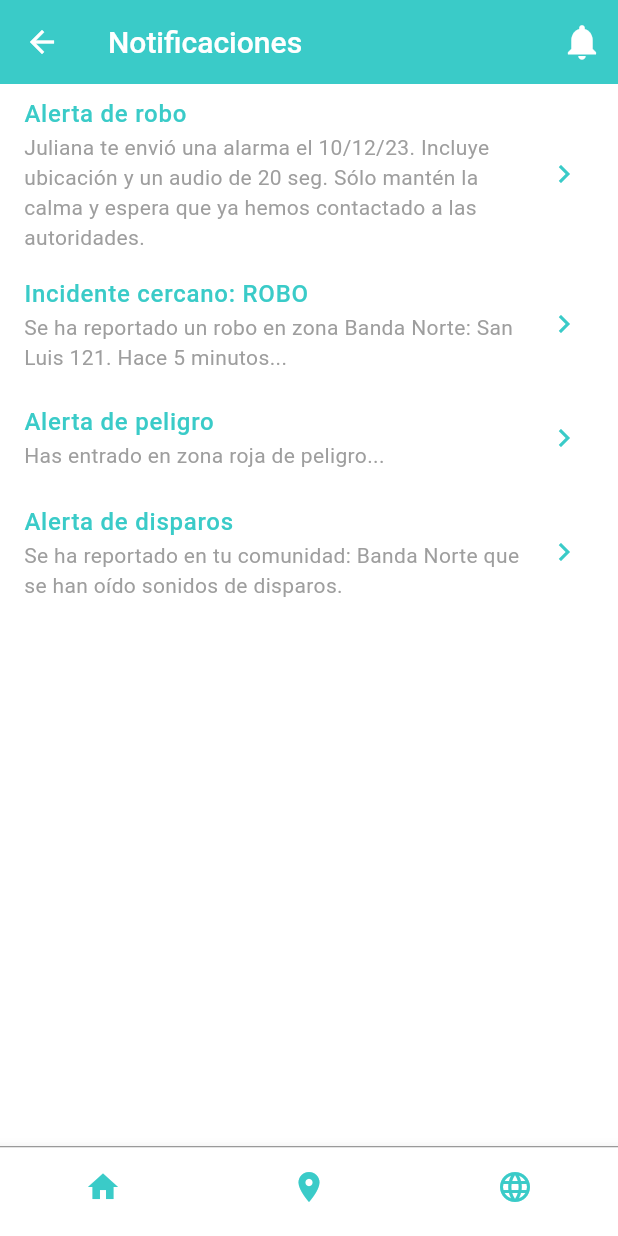
After one commit to tomyrodeghiero/seguridad_vecinal, a Flutter app: the NotificationsScreen screen opened by its route, on a phone screen of 412 x 824 dp. The commit adds this screen. Run offline on Flutter 3.47's test engine with Material 3 defaults, Android fonts, the phone set to English and light mode, and no system bars.

Commit message:
Add Notification Screens

```diff
--- a/lib/main.dart
+++ b/lib/main.dart
@@ -1,6 +1,7 @@
 import 'package:flutter/material.dart';
 import 'package:seguridad_vecinal/screens/home_screen.dart';
 import 'package:seguridad_vecinal/screens/login_screen.dart';
+import 'package:seguridad_vecinal/screens/notifications_screen.dart';
 import 'package:seguridad_vecinal/screens/onboarding_screen.dart';
 import 'package:seguridad_vecinal/screens/personal_info_screen.dart';
 import 'package:seguridad_vecinal/screens/profile_screen.dart';
@@ -24,6 +25,7 @@ class MyApp extends StatelessWidget {
         '/onboarding': (context) => OnboardingScreen(),
         '/profile': (context) => ProfileScreen(),
         '/home': (context) => HomeScreen(),
+        '/notifications': (context) => NotificationsScreen(),
       },
     );
   }
--- /dev/null
+++ b/lib/models/notification_model.dart
@@ -0,0 +1,57 @@
+class NotificationModel {
+  final String? id;
+  final String? title;
+  final String? subtitle;
+  final String? date;
+  final String? detailImageUrl;
+  final String? audioUrl;
+
+  NotificationModel({
+    this.id,
+    this.title,
+    this.subtitle,
+    this.date,
+    this.detailImageUrl,
+    this.audioUrl,
+  });
+
+  Map<String, dynamic> toJson() {
+    return {
+      'id': id,
+      'title': title,
+      'subtitle': subtitle,
+      'date': date,
+      'detailImageUrl': detailImageUrl,
+      'audioUrl': audioUrl,
+    };
+  }
+
+  factory NotificationModel.fromJson(Map<String, dynamic> json) {
+    return NotificationModel(
+      id: json['id'],
+      title: json['title'],
+      subtitle: json['subtitle'],
+      date: json['date'],
+      detailImageUrl: json['detailImageUrl'] ?? '',
+      audioUrl: json['audioUrl'] ?? '',
+    );
+  }
+
+  NotificationModel copyWith({
+    String? id,
+    String? title,
+    String? subtitle,
+    String? date,
+    String? detailImageUrl,
+    String? audioUrl,
+  }) {
+    return NotificationModel(
+      id: id ?? this.id,
+      title: title ?? this.title,
+      subtitle: subtitle ?? this.subtitle,
+      date: date ?? this.date,
+      detailImageUrl: detailImageUrl ?? this.detailImageUrl,
+      audioUrl: audioUrl ?? this.audioUrl,
+    );
+  }
+}
--- /dev/null
+++ b/lib/screens/notifications_screen.dart
@@ -0,0 +1,131 @@
+import 'package:flutter/material.dart';
+import 'package:seguridad_vecinal/colors.dart';
+import 'package:seguridad_vecinal/models/notification_model.dart';
+import 'package:seguridad_vecinal/screens/notification_detail_screen.dart';
+
+class NotificationsScreen extends StatelessWidget {
+  final List<NotificationModel> notifications = [
+    NotificationModel(
+      id: '1',
+      title: 'Alerta de robo',
+      subtitle:
+          'Juliana te envió una alarma el 10/12/23. Incluye ubicación y un audio de 20 seg. Sólo mantén la calma y espera que ya hemos contactado a las autoridades.',
+      date: '10/12/23',
+    ),
+    NotificationModel(
+      id: '2',
+      title: 'Incidente cercano: ROBO',
+      subtitle:
+          'Se ha reportado un robo en zona Banda Norte: San Luis 121. Hace 5 minutos...',
+      date: '13/12/23',
+    ),
+    NotificationModel(
+      id: '2',
+      title: 'Alerta de peligro',
+      subtitle: 'Has entrado en zona roja de peligro...',
+      date: '12/12/23',
+    ),
+    NotificationModel(
+      id: '2',
+      title: 'Alerta de disparos',
+      subtitle:
+          'Se ha reportado en tu comunidad: Banda Norte que se han oído sonidos de disparos.',
+      date: '11/12/23',
+    ),
+  ];
+
+  @override
+  Widget build(BuildContext context) {
+    return Scaffold(
+      appBar: AppBar(
+        backgroundColor: AppColors.waterGreen400,
+        title: Row(
+          mainAxisAlignment: MainAxisAlignment.start,
+          children: [
+            Text('Notificaciones',
+                style: TextStyle(
+                    fontSize: 20.0,
+                    color: Colors.white,
+                    fontWeight: FontWeight.w500)),
+          ],
+        ),
+        centerTitle: false,
+        leading: IconButton(
+          icon: Icon(Icons.arrow_back, color: Colors.white),
+          onPressed: () => Navigator.of(context).pop(),
+        ),
+        actions: <Widget>[
+          IconButton(
+            icon: Icon(Icons.notifications, color: Colors.white, size: 28.0),
+            onPressed: () {},
+          ),
+        ],
+      ),
+      backgroundColor: Colors.white,
+      body: ListView.builder(
+        itemCount: notifications.length,
+        itemBuilder: (context, index) {
+          return _buildNotificationItem(
+            notification: notifications[index],
+            context: context,
+          );
+        },
+      ),
+      bottomNavigationBar: Container(
+        decoration: BoxDecoration(
+          border: Border(
+            top: BorderSide(color: Colors.grey, width: 1.0),
+          ),
+        ),
+        child: BottomNavigationBar(
+          backgroundColor: Colors.white,
+          items: const <BottomNavigationBarItem>[
+            BottomNavigationBarItem(
+              icon: Icon(Icons.home, color: AppColors.waterGreen400),
+              label: '',
+            ),
+            BottomNavigationBarItem(
+              icon: Icon(Icons.location_on, color: AppColors.waterGreen400),
+              label: '',
+            ),
+            BottomNavigationBarItem(
+              icon: Icon(Icons.language, color: AppColors.waterGreen400),
+              label: '',
+            ),
+          ],
+          selectedItemColor: AppColors.waterGreen400,
+          unselectedItemColor: Colors.grey[100],
+          showSelectedLabels: false,
+          showUnselectedLabels: false,
+        ),
+      ),
+    );
+  }
+
+  Widget _buildNotificationItem({
+    required NotificationModel notification,
+    required BuildContext context,
+  }) {
+    return ListTile(
+      title: Text(
+        notification.title ?? 'Sin título',
+        style: TextStyle(
+            color: AppColors.waterGreen400, fontWeight: FontWeight.w500),
+      ),
+      subtitle: Text(
+        notification.subtitle ?? 'No hay descripción.',
+        style: TextStyle(color: Colors.grey),
+      ),
+      trailing: Icon(Icons.chevron_right, color: AppColors.waterGreen400),
+      onTap: () {
+        Navigator.push(
+          context,
+          MaterialPageRoute(
+            builder: (context) =>
+                NotificationDetailScreen(notification: notification),
+          ),
+        );
+      },
+    );
+  }
+}
```
Also changed, not shown: lib/screens/home_screen.dart (+7 -1 lines), lib/screens/notification_detail_screen.dart (added, +149 -0 lines).
